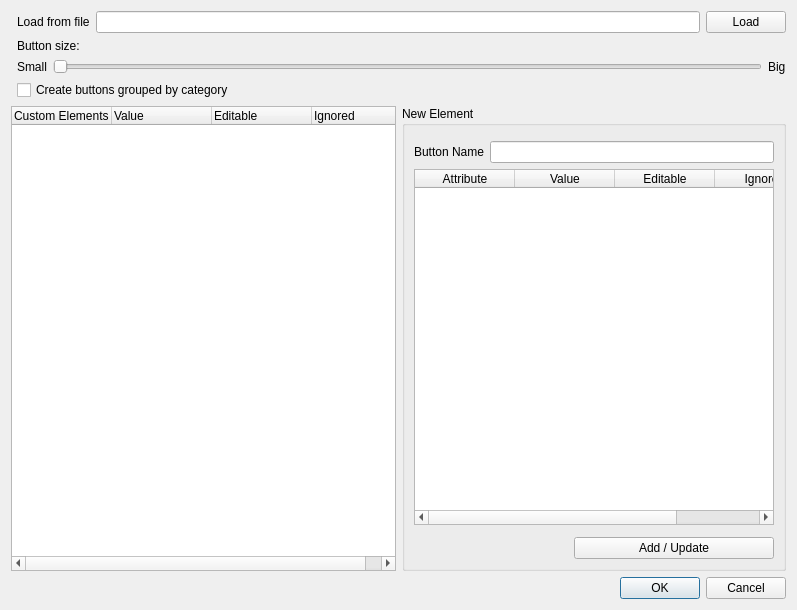
Before: the Qt Designer form ProductionTools/FieldToolBox/field_setup.ui in dsgoficial/DsgTools, drawn with Qt 5.
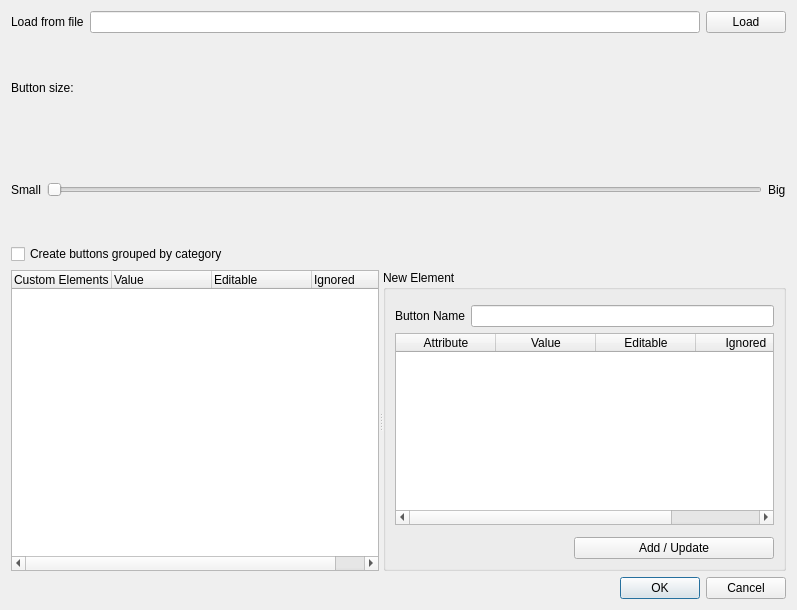
After: the same form once the commit is applied. Custom widgets are drawn as their Qt base class.

```diff
--- a/ProductionTools/FieldToolBox/field_setup.ui
+++ b/ProductionTools/FieldToolBox/field_setup.ui
@@ -14,7 +14,7 @@
    <string>Reclassification Setup</string>
   </property>
   <layout class="QGridLayout" name="gridLayout_2">
-   <item row="0" column="1">
+   <item row="0" column="0">
     <layout class="QVBoxLayout" name="verticalLayout_3">
      <item>
       <layout class="QHBoxLayout" name="horizontalLayout_5">
@@ -81,19 +81,11 @@
      </item>
     </layout>
    </item>
-   <item row="2" column="1">
-    <widget class="QDialogButtonBox" name="buttonBox">
+   <item row="1" column="0">
+    <widget class="QSplitter" name="splitter">
      <property name="orientation">
       <enum>Qt::Horizontal</enum>
      </property>
-     <property name="standardButtons">
-      <set>QDialogButtonBox::Cancel|QDialogButtonBox::Ok</set>
-     </property>
-    </widget>
-   </item>
-   <item row="1" column="0" colspan="2">
-    <layout class="QHBoxLayout" name="horizontalLayout_6">
-     <item>
       <widget class="QTreeWidget" name="treeWidget">
        <property name="sizePolicy">
         <sizepolicy hsizetype="MinimumExpanding" vsizetype="Expanding">
@@ -134,8 +126,6 @@
         </property>
        </column>
       </widget>
-     </item>
-     <item>
       <widget class="QGroupBox" name="groupBox">
        <property name="sizePolicy">
         <sizepolicy hsizetype="MinimumExpanding" vsizetype="Preferred">
@@ -232,8 +222,17 @@
         </item>
        </layout>
       </widget>
-     </item>
-    </layout>
+    </widget>
+   </item>
+   <item row="2" column="0">
+    <widget class="QDialogButtonBox" name="buttonBox">
+     <property name="orientation">
+      <enum>Qt::Horizontal</enum>
+     </property>
+     <property name="standardButtons">
+      <set>QDialogButtonBox::Cancel|QDialogButtonBox::Ok</set>
+     </property>
+    </widget>
    </item>
   </layout>
  </widget>
```
Lines whose indentation alone changed are shown as unchanged.
